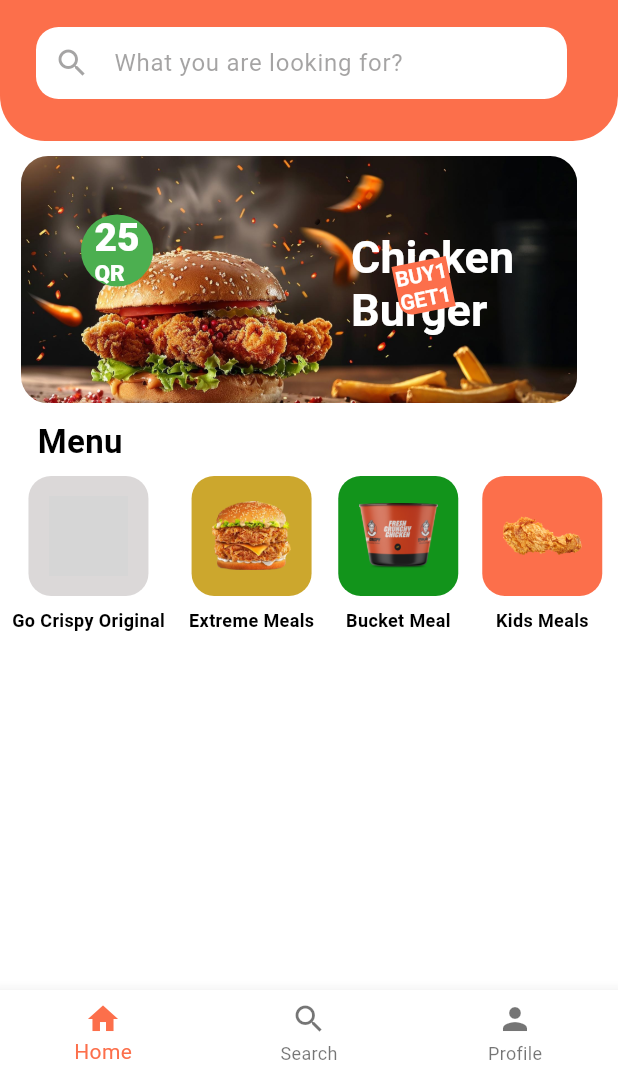
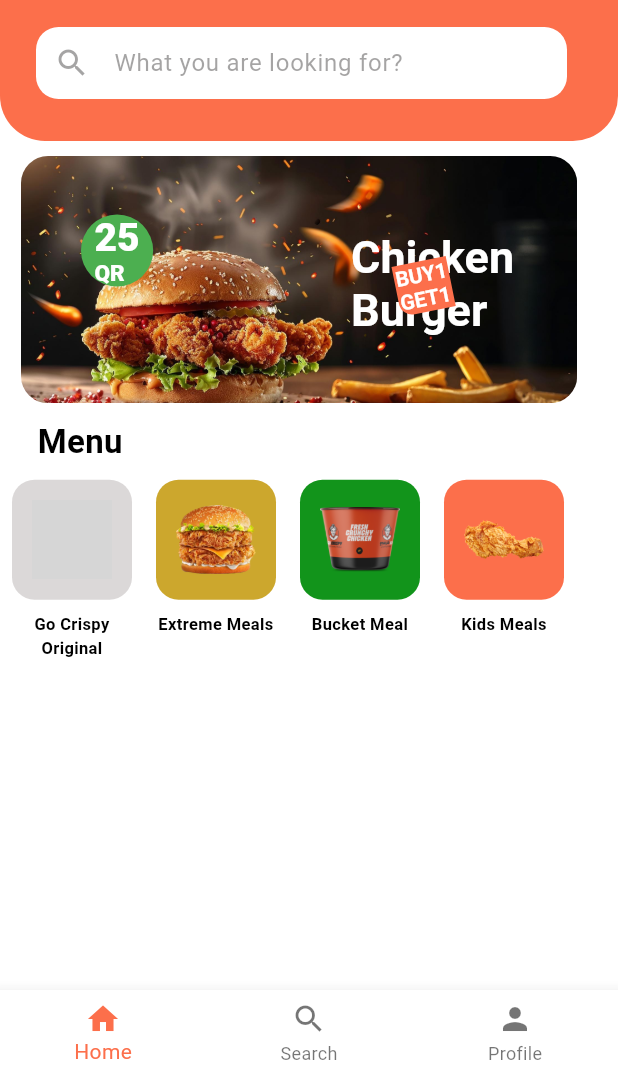
Before and after one commit to Afaf997/food_delivery_app, a Flutter app: the screen it shows after launch, on a phone screen of 412 x 824 dp, the part 159-1236 px from its top. Run offline on Flutter 3.47's test engine with Material 3 defaults, Android fonts, the phone set to English and light mode, and no system bars; grey boxes are pictures that could not be loaded.

Commit message:
second commit

```diff
--- a/lib/functions/build_menu_row.dart
+++ b/lib/functions/build_menu_row.dart
@@ -12,14 +12,14 @@ Widget buildMenuRow(BuildContext context) {
   ];
 
   List<String> menuNames = [
-    'Go Crispy Original',
+    'Go Crispy\nOriginal',
     'Extreme Meals',
     'Bucket Meal',
     'Kids Meals',
   ];
 
   return Container(
-    height: 120,
+    height: 140, // Adjust height as needed
     child: ListView.builder(
       scrollDirection: Axis.horizontal,
       itemCount: menuImages.length,
@@ -27,20 +27,23 @@ Widget buildMenuRow(BuildContext context) {
         return Padding(
           padding: const EdgeInsets.symmetric(horizontal: 8.0),
           child: Column(
-            mainAxisAlignment: MainAxisAlignment.center,
+            crossAxisAlignment: CrossAxisAlignment.center,
             children: [
               buildMenuItem(
                 menuImages[index],
                 getContainerColor(index),
               ),
               SizedBox(height: 8),
-              Flexible(
+              SizedBox(
+                width: 80, // Set a fixed width to ensure consistent layout
                 child: Text(
                   menuNames[index],
                   textAlign: TextAlign.center,
+                  maxLines: 2,
+                  overflow: TextOverflow.ellipsis,
                   style: TextStyle(
                     color: kblack,
-                    fontSize: 12.0,
+                    fontSize: 11.0,
                     fontWeight: FontWeight.bold,
                   ),
                 ),
--- a/lib/screens/home_screen.dart
+++ b/lib/screens/home_screen.dart
@@ -28,7 +28,7 @@ class HomeScreen extends StatelessWidget {
               ),
             ),
           ),
-          // const SizedBox(height: 10),
+          const SizedBox(height: 10),
           buildMenuRow(context),
         ],
       ),
@@ -51,8 +51,6 @@ class HomeScreen extends StatelessWidget {
         backgroundColor: kWhite,
         currentIndex: 0,
         onTap: (int index) {
-          // Handle navigation bar item tap
-          // Typically you would navigate to a new screen based on index
         },
       ),
     );
```
